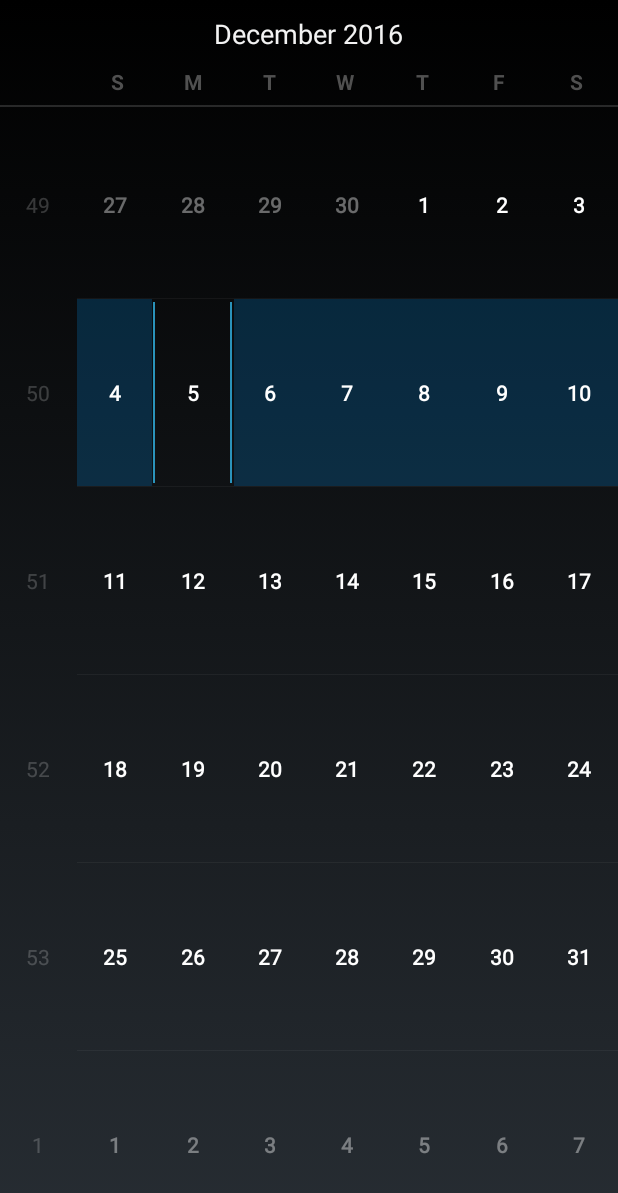
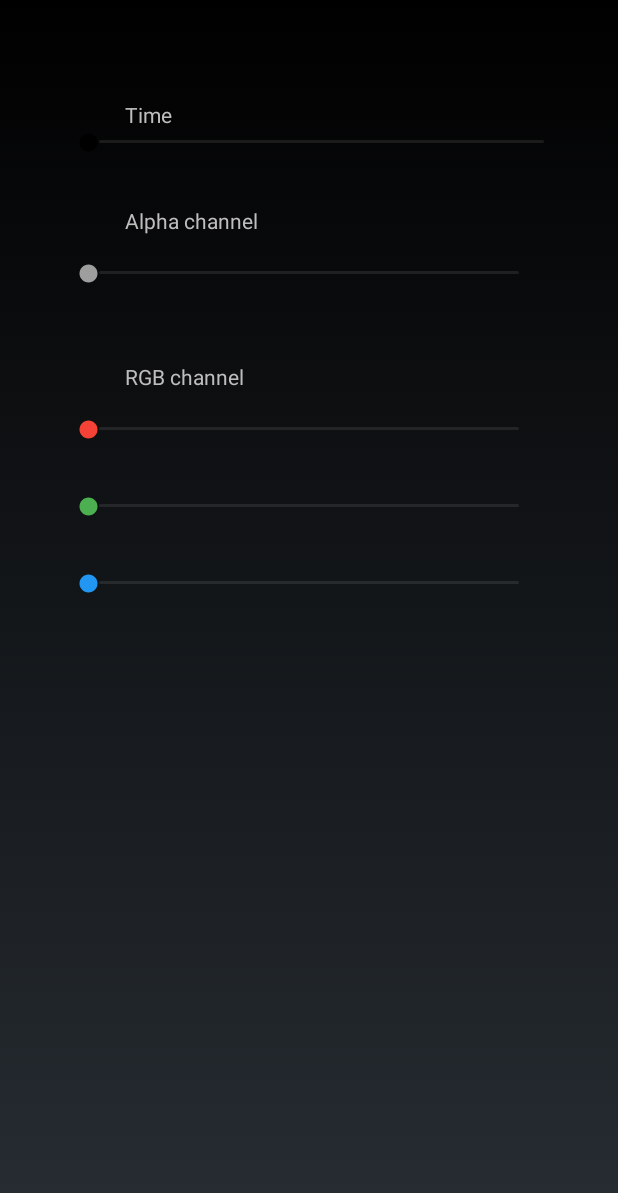
Before and after one commit to dorinbotan/Gradient, an Android app: the layout menu_fragment.xml on its own in the app's theme, with its tools: preview values and no code run, on a phone screen of 412 x 824 dp. Shown: the top 1193 px of the screen. Run offline under Robolectric (Android 15) with nearby library versions, the phone set to English and light mode, and no system bars.

Commit message:
Menu sliders added.

```diff
--- a/app/build.gradle
+++ b/app/build.gradle
@@ -21,10 +21,6 @@ android {
 
 dependencies {
     compile fileTree(dir: 'libs', include: ['*.jar'])
-    androidTestCompile('com.android.support.test.espresso:espresso-core:2.2.2', {
-        exclude group: 'com.android.support', module: 'support-annotations'
-    })
     compile 'com.android.support:appcompat-v7:24.2.1'
     compile 'com.android.support:design:24.2.1'
-    testCompile 'junit:junit:4.12'
 }
--- a/app/src/main/res/layout/menu_fragment.xml
+++ b/app/src/main/res/layout/menu_fragment.xml
@@ -1,13 +1,83 @@
 <?xml version="1.0" encoding="utf-8"?>
-<RelativeLayout xmlns:android="http://schemas.android.com/apk/res/android"
+<LinearLayout xmlns:android="http://schemas.android.com/apk/res/android"
     android:layout_width="match_parent"
-    android:layout_height="match_parent">
+    android:layout_height="match_parent"
+    android:orientation="vertical"
+    android:padding="50px">
 
-    <CalendarView
+    <TextView
+        android:text="Time"
         android:layout_width="match_parent"
-        android:layout_height="match_parent"
-        android:layout_centerVertical="true"
-        android:layout_centerHorizontal="true"
-        android:id="@+id/calendarView" />
+        android:layout_height="wrap_content"
+        android:id="@+id/textView1"
+        android:layout_marginLeft="75px"
+        android:layout_marginTop="50px"/>
 
-</RelativeLayout>
+    <SeekBar
+        android:id="@+id/seekBar"
+        style="@style/Widget.AppCompat.SeekBar"
+        android:layout_width="match_parent"
+        android:layout_height="wrap_content"
+        android:max="20000"
+        android:layout_marginLeft="25px"
+        android:thumbTint="@color/black"
+        android:progressTint="@color/black"
+        />
+
+    <TextView
+        android:text="Alpha channel"
+        android:layout_width="match_parent"
+        android:layout_height="wrap_content"
+        android:id="@+id/textView2"
+        android:layout_marginLeft="75px"
+        android:layout_marginTop="50px"/>
+
+    <SeekBar
+        style="@style/Widget.AppCompat.SeekBar"
+        android:layout_width="match_parent"
+        android:layout_height="wrap_content"
+        android:max="255"
+        android:id="@+id/seekBarWhite"
+        android:layout_margin="25px"
+        android:thumbTint="@color/grey"
+        android:progressTint="@color/grey"/>
+
+    <TextView
+        android:text="RGB channel"
+        android:layout_width="match_parent"
+        android:layout_height="wrap_content"
+        android:id="@+id/textView3"
+        android:layout_marginLeft="75px"
+        android:layout_marginTop="50px"/>
+
+    <SeekBar
+        style="@style/Widget.AppCompat.SeekBar"
+        android:layout_width="match_parent"
+        android:layout_height="wrap_content"
+        android:max="255"
+        android:id="@+id/seekBarRed"
+        android:layout_margin="25px"
+        android:thumbTint="@color/red"
+        android:progressTint="@color/red"/>
+
+    <SeekBar
+        style="@style/Widget.AppCompat.SeekBar"
+        android:layout_width="match_parent"
+        android:layout_height="wrap_content"
+        android:max="255"
+        android:id="@+id/seekBarGreen"
+        android:layout_margin="25px"
+        android:thumbTint="@color/green"
+        android:progressTint="@color/green"/>
+
+    <SeekBar
+        style="@style/Widget.AppCompat.SeekBar"
+        android:layout_width="match_parent"
+        android:layout_height="wrap_content"
+        android:max="255"
+        android:id="@+id/seekBarBlue"
+        android:layout_margin="25px"
+        android:thumbTint="@color/blue"
+        android:progressTint="@color/blue"/>
+
+</LinearLayout>
--- a/app/src/main/res/values/colors.xml
+++ b/app/src/main/res/values/colors.xml
@@ -18,4 +18,5 @@
     <color name="orange">#FF9800</color>
     <color name="brown">#795548</color>
     <color name="grey">#9E9E9E</color>
+    <color name="black">#000000</color>
 </resources>
```
Also changed, not shown: app/src/main/java/com/example/dorin/gradient/ColorFragment.java (deleted, +0 -19 lines), app/src/main/java/com/example/dorin/gradient/MainActivity.java (+77 -7 lines), app/src/main/java/com/example/dorin/gradient/MenuFragment.java (deleted, +0 -19 lines), app/src/main/res/drawable/animation.xml (deleted, +0 -8 lines), app/src/main/res/drawable/gradient3.xml (deleted, +0 -8 lines).
